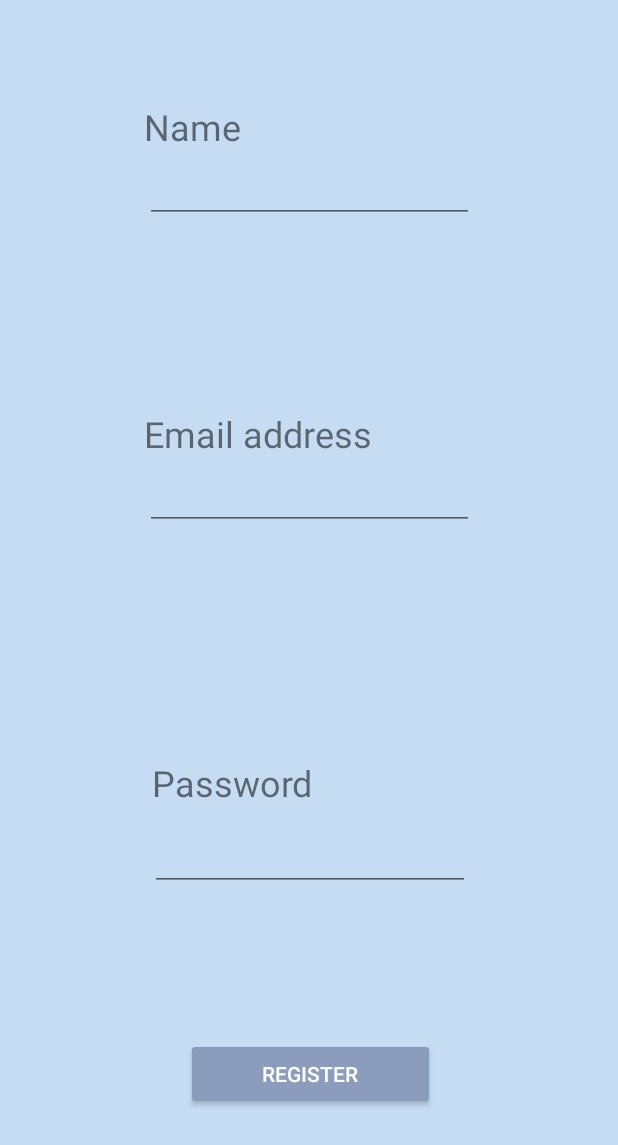
After one commit to stephchi0/pack-pals, an Android app: the fragment RegisterFragment placed in its activity, on a phone screen of 412 x 824 dp. The commit adds this screen. Shown: the top 1145 px of the screen. Run offline under Robolectric (Android 15) with nearby library versions, the phone set to English and light mode, and no system bars; our stand-ins replace Firebase (no records; nobody signed in at launch, a user with empty details on screens opened directly).

Commit message:
created registration page, added login authentication, refactored code

```diff
--- a/app/build.gradle
+++ b/app/build.gradle
@@ -49,6 +49,7 @@ android {
 
 dependencies {
 
+    implementation platform("com.google.firebase:firebase-bom:32.0.0")
     implementation 'androidx.core:core-ktx:1.8.0'
     implementation 'androidx.lifecycle:lifecycle-runtime-ktx:2.3.1'
     implementation 'androidx.activity:activity-compose:1.5.1'
@@ -60,9 +61,10 @@ dependencies {
     implementation 'androidx.appcompat:appcompat:1.6.1'
     implementation 'com.google.android.material:material:1.5.0'
     implementation 'androidx.constraintlayout:constraintlayout:2.1.4'
-    implementation 'com.google.firebase:firebase-firestore-ktx:24.4.1'
+    implementation 'com.google.firebase:firebase-firestore-ktx'
     implementation 'androidx.lifecycle:lifecycle-viewmodel-ktx:2.3.1'
     implementation 'androidx.fragment:fragment-ktx:1.3.6'
+    implementation 'com.google.firebase:firebase-auth-ktx'
     testImplementation 'junit:junit:4.13.2'
     androidTestImplementation 'androidx.test.ext:junit:1.1.5'
     androidTestImplementation 'androidx.test.espresso:espresso-core:3.5.1'
--- a/app/src/main/AndroidManifest.xml
+++ b/app/src/main/AndroidManifest.xml
@@ -16,7 +16,7 @@
             android:name=".views.expenses.ExpensesPageActivity"
             android:exported="false" />
         <activity
-            android:name=".activities.LoginPageActivity"
+            android:name=".views.login.LoginPageActivity"
             android:exported="false" />
         <activity
             android:name=".MainActivity"
--- a/app/src/main/java/com/example/packpals/viewmodels/LoginPageViewModel.kt
+++ b/app/src/main/java/com/example/packpals/viewmodels/LoginPageViewModel.kt
@@ -1,7 +1,38 @@
 package com.example.packpals.viewmodels
 
+import androidx.lifecycle.LiveData
+import androidx.lifecycle.MutableLiveData
 import androidx.lifecycle.ViewModel
+import com.google.firebase.auth.FirebaseAuth
+import com.google.firebase.firestore.FirebaseFirestore
 
 class LoginPageViewModel : ViewModel() {
+    private val db = FirebaseFirestore.getInstance()
+    private val usersCollectionRef = db.collection("users")
+    private val auth = FirebaseAuth.getInstance()
+    private val _loginSuccess = MutableLiveData(false)
+    val loginSuccess: LiveData<Boolean> get() = _loginSuccess
 
+    fun login(email: String, password: String) {
+        auth.signInWithEmailAndPassword(email, password).addOnSuccessListener {
+            println("Sign in successful")
+            _loginSuccess.value = true
+        }.addOnFailureListener {
+            println("Sign in failed: ${it.message}")
+        }
+    }
+
+    fun register(name: String, email: String, password: String) {
+        if (name.isNotEmpty() && email.isNotEmpty() && password.isNotEmpty()) {
+            auth.createUserWithEmailAndPassword(email, password).addOnSuccessListener {
+                val id = it.user?.uid
+                if (id != null) {
+                    val palValues = mapOf("name" to name, "tripIds" to listOf<String>())
+                    usersCollectionRef.document(id).set(palValues)
+                }
+            }.addOnFailureListener {
+                println("Registration failed: ${it.message}")
+            }
+        }
+    }
 }
--- a/app/src/main/java/com/example/packpals/views/expenses/NewExpenseFragment.kt
+++ b/app/src/main/java/com/example/packpals/views/expenses/NewExpenseFragment.kt
@@ -41,7 +41,9 @@ class NewExpenseFragment : Fragment() {
                     // style selected paying pals differently
                 }
                 addPalView.setOnClickListener {
-                    viewModel.addRemovePayingPal(pal.id)
+                    if (pal.id != null) {
+                        viewModel.addRemovePayingPal(pal.id)
+                    }
                 }
 
                 linearLayout.addView(addPalView)
--- /dev/null
+++ b/app/src/main/java/com/example/packpals/views/login/LoginFragment.kt
@@ -0,0 +1,64 @@
+package com.example.packpals.views.login
+
+import android.os.Bundle
+import androidx.fragment.app.Fragment
+import android.view.LayoutInflater
+import android.view.View
+import android.view.ViewGroup
+import android.widget.Button
+import android.widget.EditText
+import android.widget.TextView
+import androidx.fragment.app.viewModels
+import com.example.packpals.R
+import com.example.packpals.viewmodels.LoginPageViewModel
+import com.example.packpals.views.expenses.ExpenseListFragment
+
+class LoginFragment : Fragment() {
+    private val viewModel: LoginPageViewModel by viewModels()
+
+    override fun onCreate(savedInstanceState: Bundle?) {
+        super.onCreate(savedInstanceState)
+    }
+
+    override fun onCreateView(
+        inflater: LayoutInflater, container: ViewGroup?,
+        savedInstanceState: Bundle?
+    ): View? {
+        // Inflate the layout for this fragment
+        return inflater.inflate(R.layout.fragment_login, container, false)
+    }
+
+    override fun onViewCreated(view: View, savedInstanceState: Bundle?) {
+        super.onViewCreated(view, savedInstanceState)
+
+        val registerTextView = requireView().findViewById<TextView>(R.id.registerTextView)
+        registerTextView.setOnClickListener {
+            val transaction = parentFragmentManager.beginTransaction()
+            transaction.replace(R.id.loginFragmentContainerView, RegisterFragment())
+            transaction.commit()
+        }
+
+        val loginButton = requireView().findViewById<Button>(R.id.loginButton)
+        loginButton.setOnClickListener {
+            val txtEmail = requireView().findViewById<EditText>(R.id.editTextEmailAddress).text.toString()
+            val txtPassword = requireView().findViewById<EditText>(R.id.editTextPassword).text.toString()
+            viewModel.login(txtEmail, txtPassword)
+        }
+
+        viewModel.loginSuccess.observe(viewLifecycleOwner) {
+            if (it == true) {
+                val transaction = parentFragmentManager.beginTransaction()
+                transaction.replace(R.id.loginFragmentContainerView, ExpenseListFragment()) // replace this with trips page when it's created
+                transaction.commit()
+            }
+        }
+    }
+
+    companion object {
+        @JvmStatic
+        fun newInstance(param1: String, param2: String) =
+            LoginFragment().apply {
+
+            }
+    }
+}
--- a/app/src/main/java/com/example/packpals/activities/LoginPageActivity.kt
+++ b/app/src/main/java/com/example/packpals/views/login/LoginPageActivity.kt
@@ -1,7 +1,9 @@
-package com.example.packpals.activities
+package com.example.packpals.views.login
 
 import androidx.appcompat.app.AppCompatActivity
 import android.os.Bundle
+import android.widget.Button
+import android.widget.EditText
 import androidx.activity.viewModels
 import com.example.packpals.R
 import com.example.packpals.viewmodels.LoginPageViewModel
--- /dev/null
+++ b/app/src/main/java/com/example/packpals/views/login/RegisterFragment.kt
@@ -0,0 +1,53 @@
+package com.example.packpals.views.login
+
+import android.os.Bundle
+import androidx.fragment.app.Fragment
+import android.view.LayoutInflater
+import android.view.View
+import android.view.ViewGroup
+import android.widget.Button
+import android.widget.EditText
+import androidx.fragment.app.viewModels
+import com.example.packpals.R
+import com.example.packpals.viewmodels.LoginPageViewModel
+
+class RegisterFragment : Fragment() {
+    private val viewModel: LoginPageViewModel by viewModels()
+
+    override fun onCreate(savedInstanceState: Bundle?) {
+        super.onCreate(savedInstanceState)
+    }
+
+    override fun onCreateView(
+        inflater: LayoutInflater, container: ViewGroup?,
+        savedInstanceState: Bundle?
+    ): View? {
+        // Inflate the layout for this fragment
+        return inflater.inflate(R.layout.fragment_register, container, false)
+    }
+
+    override fun onViewCreated(view: View, savedInstanceState: Bundle?) {
+        super.onViewCreated(view, savedInstanceState)
+
+        val registerButton = requireView().findViewById<Button>(R.id.registerButton)
+        registerButton.setOnClickListener {
+            val txtName = requireView().findViewById<EditText>(R.id.editTextRegisterName).text.toString()
+            val txtEmail = requireView().findViewById<EditText>(R.id.editTextRegisterEmailAddress).text.toString()
+            val txtPassword = requireView().findViewById<EditText>(R.id.editTextRegisterPassword).text.toString()
+
+            viewModel.register(txtName, txtEmail, txtPassword)
+
+            val transaction = parentFragmentManager.beginTransaction()
+            transaction.replace(R.id.loginFragmentContainerView, LoginFragment())
+            transaction.commit()
+        }
+    }
+
+    companion object {
+        @JvmStatic
+        fun newInstance(param1: String, param2: String) =
+            RegisterFragment().apply {
+
+            }
+    }
+}
--- a/app/src/main/res/layout/activity_main.xml
+++ b/app/src/main/res/layout/activity_main.xml
@@ -9,7 +9,7 @@
 
     <TextView
         android:id="@+id/textView"
-        android:layout_width="0dp"
+        android:layout_width="wrap_content"
         android:layout_height="52dp"
         android:layout_marginStart="115dp"
         android:layout_marginTop="262dp"
@@ -26,7 +26,7 @@
 
     <Button
         android:id="@+id/start_button"
-        android:layout_width="0dp"
+        android:layout_width="wrap_content"
         android:layout_height="wrap_content"
         android:layout_marginStart="115dp"
         android:layout_marginEnd="115dp"
--- /dev/null
+++ b/app/src/main/res/layout/fragment_register.xml
@@ -0,0 +1,98 @@
+<?xml version="1.0" encoding="utf-8"?>
+<androidx.constraintlayout.widget.ConstraintLayout xmlns:android="http://schemas.android.com/apk/res/android"
+    xmlns:app="http://schemas.android.com/apk/res-auto"
+    xmlns:tools="http://schemas.android.com/tools"
+    android:layout_width="match_parent"
+    android:layout_height="match_parent"
+    tools:context=".views.login.RegisterFragment">
+
+    <EditText
+        android:id="@+id/editTextRegisterEmailAddress"
+        android:layout_width="219dp"
+        android:layout_height="40dp"
+        android:layout_marginTop="8dp"
+        android:ems="10"
+        android:inputType="text|textEmailAddress"
+        app:layout_constraintEnd_toEndOf="parent"
+        app:layout_constraintStart_toStartOf="parent"
+        app:layout_constraintTop_toBottomOf="@+id/emailEditTextLabel" />
+
+    <EditText
+        android:id="@+id/editTextRegisterName"
+        android:layout_width="219dp"
+        android:layout_height="40dp"
+        android:layout_marginTop="8dp"
+        android:ems="10"
+        android:inputType="text"
+        app:layout_constraintEnd_toEndOf="parent"
+        app:layout_constraintStart_toStartOf="parent"
+        app:layout_constraintTop_toBottomOf="@+id/nameEditTextLabel" />
+
+    <EditText
+        android:id="@+id/editTextRegisterPassword"
+        android:layout_width="wrap_content"
+        android:layout_height="wrap_content"
+        android:ems="10"
+        android:inputType="text|textPassword"
+        app:layout_constraintBottom_toTopOf="@+id/registerButton"
+        app:layout_constraintEnd_toEndOf="parent"
+        app:layout_constraintHorizontal_bias="0.502"
+        app:layout_constraintStart_toStartOf="parent"
+        app:layout_constraintTop_toBottomOf="@+id/editTextRegisterEmailAddress"
+        app:layout_constraintVertical_bias="0.667" />
+
+    <Button
+        android:id="@+id/registerButton"
+        android:layout_width="166dp"
+        android:layout_height="wrap_content"
+        android:layout_marginStart="124dp"
+        android:layout_marginEnd="121dp"
+        android:layout_marginBottom="84dp"
+        android:backgroundTint="#8B9CBC"
+        android:text="Register"
+        android:textColor="#FFFFFF"
+        app:layout_constraintBottom_toBottomOf="parent"
+        app:layout_constraintEnd_toEndOf="parent"
+        app:layout_constraintHorizontal_bias="0.0"
+        app:layout_constraintStart_toStartOf="parent" />
+
+    <TextView
+        android:id="@+id/emailEditTextLabel"
+        android:layout_width="wrap_content"
+        android:layout_height="wrap_content"
+        android:layout_marginTop="124dp"
+        android:text="Email address"
+        android:textSize="24sp"
+        app:layout_constraintEnd_toEndOf="parent"
+        app:layout_constraintHorizontal_bias="0.369"
+        app:layout_constraintStart_toStartOf="parent"
+        app:layout_constraintTop_toBottomOf="@+id/editTextRegisterName" />
+
+    <TextView
+        android:id="@+id/nameEditTextLabel"
+        android:layout_width="wrap_content"
+        android:layout_height="wrap_content"
+        android:layout_marginTop="68dp"
+        android:text="Name"
+        android:textSize="24sp"
+        app:layout_constraintEnd_toEndOf="parent"
+        app:layout_constraintHorizontal_bias="0.276"
+        app:layout_constraintStart_toStartOf="parent"
+        app:layout_constraintTop_toTopOf="parent" />
+
+    <TextView
+        android:id="@+id/emailEditTextLabel3"
+        android:layout_width="wrap_content"
+        android:layout_height="wrap_content"
+        android:layout_marginTop="68dp"
+        android:text="Password"
+        android:textSize="24sp"
+        app:layout_constraintBottom_toTopOf="@+id/editTextRegisterPassword"
+        app:layout_constraintEnd_toEndOf="parent"
+        app:layout_constraintHorizontal_bias="0.332"
+        app:layout_constraintStart_toStartOf="parent"
+        app:layout_constraintTop_toBottomOf="@+id/editTextRegisterEmailAddress"
+        app:layout_constraintVertical_bias="0.884" />
+
+
+</androidx.constraintlayout.widget.ConstraintLayout>
```
Also changed, not shown: app/src/main/java/com/example/packpals/MainActivity.kt (+1 -8 lines), app/src/main/java/com/example/packpals/models/Pal.kt (+4 -4 lines), app/src/main/java/com/example/packpals/viewmodels/ExpensesPageViewModel.kt (+4 -4 lines), app/src/main/res/layout/fragment_login.xml (added, +121 -0 lines), app/src/main/res/layout/login_page.xml (+5 -111 lines), 1 other file.
